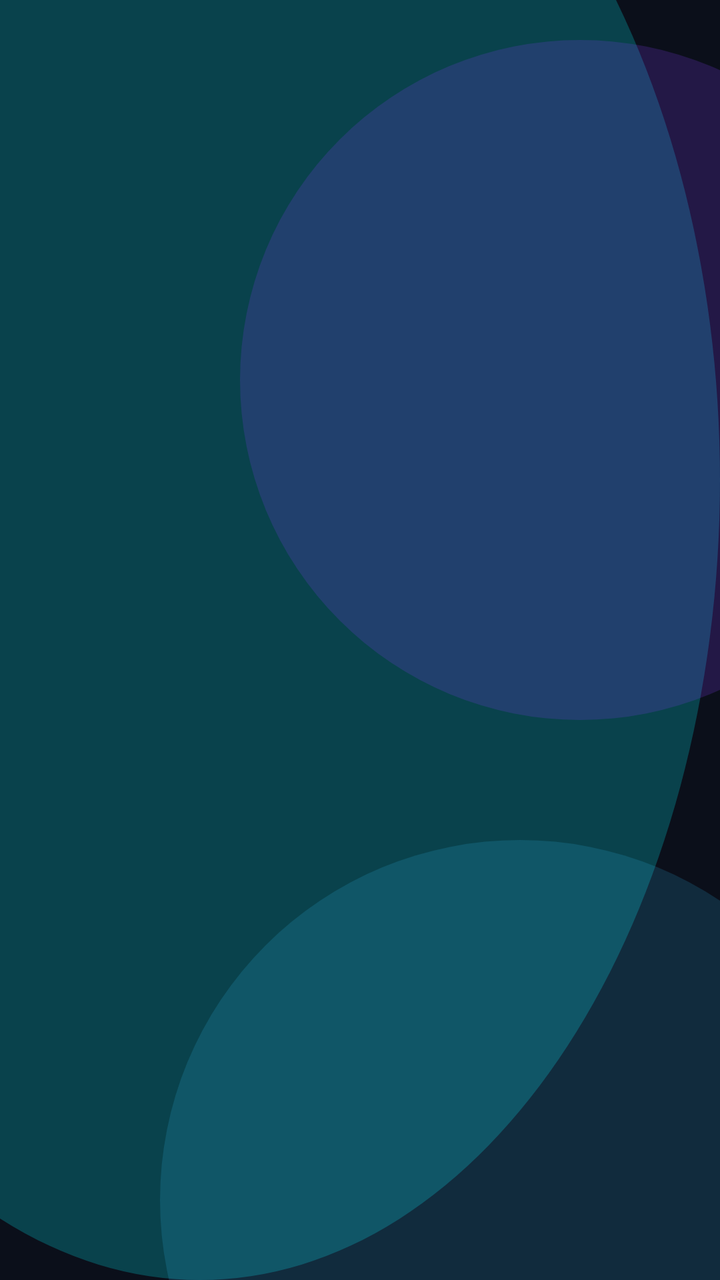
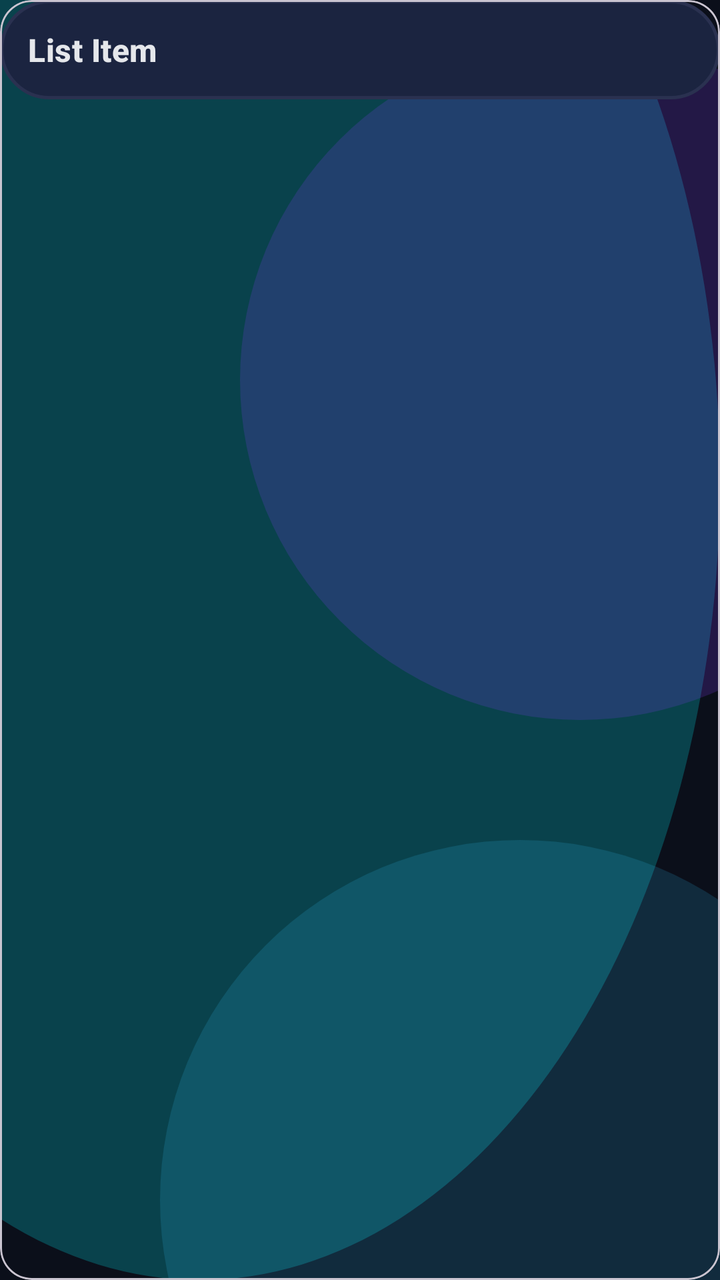

Compare the two renders of this Android layout. The source of the first and the diff that turns it into the second are given below.
<!-- AndroidManifest.xml: application theme Theme.TeamBalancer -->
<!-- res/layout/item_simple_list.xml -->
<?xml version="1.0" encoding="utf-8"?>
<TextView xmlns:android="http://schemas.android.com/apk/res/android"
    android:id="@android:id/text1"
    android:layout_width="match_parent"
    android:layout_height="wrap_content"
    android:paddingHorizontal="16dp"
    android:paddingVertical="14dp"
    android:textAppearance="@style/TextAppearance.TeamBalancer.BodyLarge"
    android:textColor="@color/on_surface"
    android:gravity="center_vertical" />
<!-- resources referenced by this layout -->
<resources>
  <color name="on_surface">#E5E7EB</color>
  <style name="TextAppearance.TeamBalancer.BodyLarge" parent="TextAppearance.Material3.BodyLarge">
          <item name="android:letterSpacing">0.01</item>
      </style>
  <style name="Theme.TeamBalancer" parent="Base.Theme.TeamBalancer" />
  <color name="primary">#0B0F1A</color>
  <color name="white">#FFFFFF</color>
  <color name="primary_variant">#151B2E</color>
  <color name="secondary">#7C3AED</color>
  <color name="on_secondary">#FFFFFF</color>
  <color name="surface_soft">#252F4D</color>
  <color name="accent">#00F5FF</color>
  <color name="surface">#12182A</color>
  <color name="divider">#2A3150</color>
  <color name="on_surface_variant">#94A3B8</color>
  <color name="background">#0B0F1A</color>
  <style name="Widget.TeamBalancer.PopupMenu" parent="Widget.Material3.PopupMenu">
          <item name="android:popupBackground">@color/surface_elevated</item>
          <item name="android:textColor">@color/white</item>
          <item name="android:textColorPrimary">@color/white</item>
      </style>
  <style name="TextAppearance.TeamBalancer.HeadlineLarge" parent="TextAppearance.Material3.HeadlineLarge">
          <item name="android:textStyle">bold</item>
          <item name="android:letterSpacing">0.0</item>
      </style>
  <style name="TextAppearance.TeamBalancer.HeadlineMedium" parent="TextAppearance.Material3.HeadlineMedium">
          <item name="android:textStyle">bold</item>
          <item name="android:letterSpacing">0.0</item>
      </style>
  <style name="TextAppearance.TeamBalancer.TitleLarge" parent="TextAppearance.Material3.TitleLarge">
          <item name="android:textStyle">bold</item>
          <item name="android:letterSpacing">0.01</item>
      </style>
  <style name="TextAppearance.TeamBalancer.TitleMedium" parent="TextAppearance.Material3.TitleMedium">
          <item name="android:textStyle">bold</item>
          <item name="android:letterSpacing">0.01</item>
      </style>
  <style name="TextAppearance.TeamBalancer.TitleSmall" parent="TextAppearance.Material3.TitleSmall">
          <item name="android:textStyle">bold</item>
          <item name="android:letterSpacing">0.02</item>
      </style>
  <style name="TextAppearance.TeamBalancer.BodyMedium" parent="TextAppearance.Material3.BodyMedium">
          <item name="android:letterSpacing">0.01</item>
      </style>
  <style name="TextAppearance.TeamBalancer.LabelLarge" parent="TextAppearance.Material3.LabelLarge">
          <item name="android:textStyle">bold</item>
          <item name="android:letterSpacing">0.08</item>
      </style>
  <style name="TextAppearance.TeamBalancer.LabelMedium" parent="TextAppearance.Material3.LabelMedium">
          <item name="android:textStyle">bold</item>
          <item name="android:letterSpacing">0.06</item>
      </style>
  <style name="ShapeAppearance.TeamBalancer.Small" parent="ShapeAppearance.Material3.SmallComponent">
          <item name="cornerSize">10dp</item>
      </style>
  <style name="ShapeAppearance.TeamBalancer.Medium" parent="ShapeAppearance.Material3.MediumComponent">
          <item name="cornerSize">20dp</item>
      </style>
  <color name="ripple_surface">#50FFFFFF</color>
  <style name="Widget.TeamBalancer.Button.Text" parent="Widget.Material3.Button.TextButton">
          <item name="android:textColor">@color/accent</item>
          <item name="android:textStyle">bold</item>
      </style>
  <color name="surface_elevated">#1B2440</color>
  <dimen name="toolbar_min_height">64dp</dimen>
  <!-- unchanged entries left out for length: 6 -->
</resources>

<!-- the commit's change to res/layout/item_simple_list.xml (unified diff, before → after) -->
@@ -1,10 +1,25 @@
 <?xml version="1.0" encoding="utf-8"?>
-<TextView xmlns:android="http://schemas.android.com/apk/res/android"
-    android:id="@android:id/text1"
+<com.google.android.material.card.MaterialCardView xmlns:android="http://schemas.android.com/apk/res/android"
+    xmlns:app="http://schemas.android.com/apk/res-auto"
     android:layout_width="match_parent"
     android:layout_height="wrap_content"
-    android:paddingHorizontal="16dp"
-    android:paddingVertical="14dp"
-    android:textAppearance="@style/TextAppearance.TeamBalancer.BodyLarge"
-    android:textColor="@color/on_surface"
-    android:gravity="center_vertical" />
+    android:layout_marginVertical="4dp"
+    app:cardBackgroundColor="@android:color/transparent"
+    app:cardCornerRadius="16dp"
+    app:cardElevation="0dp">
+
+    <LinearLayout
+        android:layout_width="match_parent"
+        android:layout_height="wrap_content"
+        android:background="@drawable/bg_surface_panel"
+        android:padding="14dp">
+
+        <TextView
+            android:id="@+id/text_item"
+            android:layout_width="match_parent"
+            android:layout_height="wrap_content"
+            android:text="List Item"
+            android:textAppearance="@style/TextAppearance.TeamBalancer.TitleMedium"
+            android:textColor="@color/on_surface" />
+    </LinearLayout>
+</com.google.android.material.card.MaterialCardView>
<!-- resource entries referenced after the edit -->
@@ -1,10 +1,20 @@
 <!-- resources referenced by this layout -->
 <resources>
   <color name="on_surface">#E5E7EB</color>
+  <!-- drawable bg_surface_panel (drawable) -->
+  <?xml version="1.0" encoding="utf-8"?>
+  <shape xmlns:android="http://schemas.android.com/apk/res/android">
+      <corners android:radius="@dimen/glass_corner" />
+      <solid android:color="@color/surface_elevated" />
+      <stroke
+          android:width="1.5dp"
+          android:color="@color/divider" />
+  </shape>
   <style name="TextAppearance.TeamBalancer.BodyLarge" parent="TextAppearance.Material3.BodyLarge">
           <item name="android:letterSpacing">0.01</item>
       </style>
   <style name="Theme.TeamBalancer" parent="Base.Theme.TeamBalancer" />
+  <dimen name="glass_corner">32dp</dimen>
   <color name="primary">#0B0F1A</color>
   <color name="white">#FFFFFF</color>
   <color name="primary_variant">#151B2E</color>
